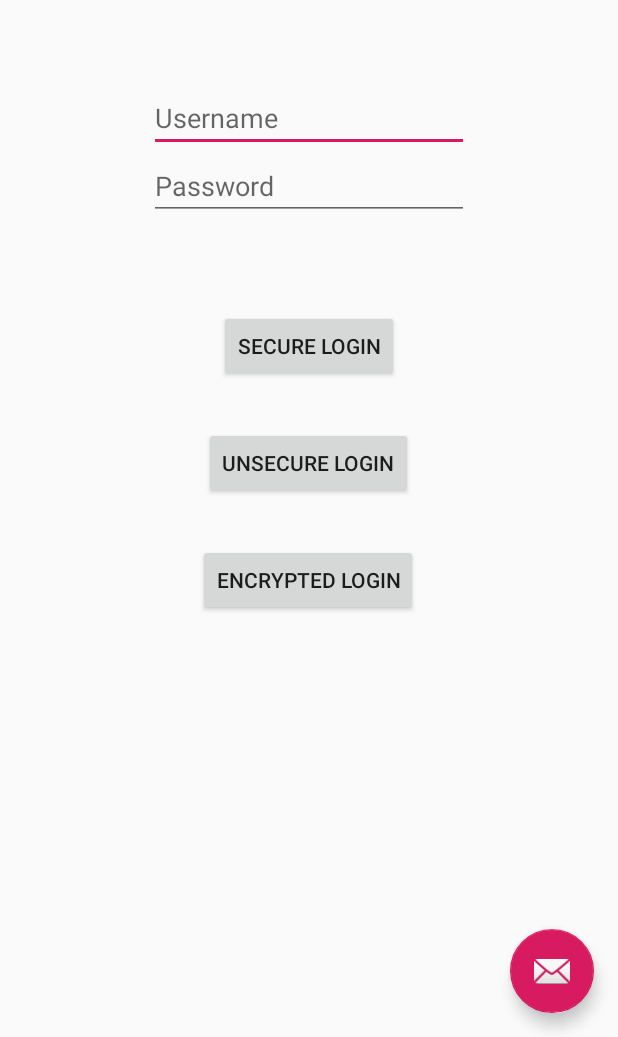
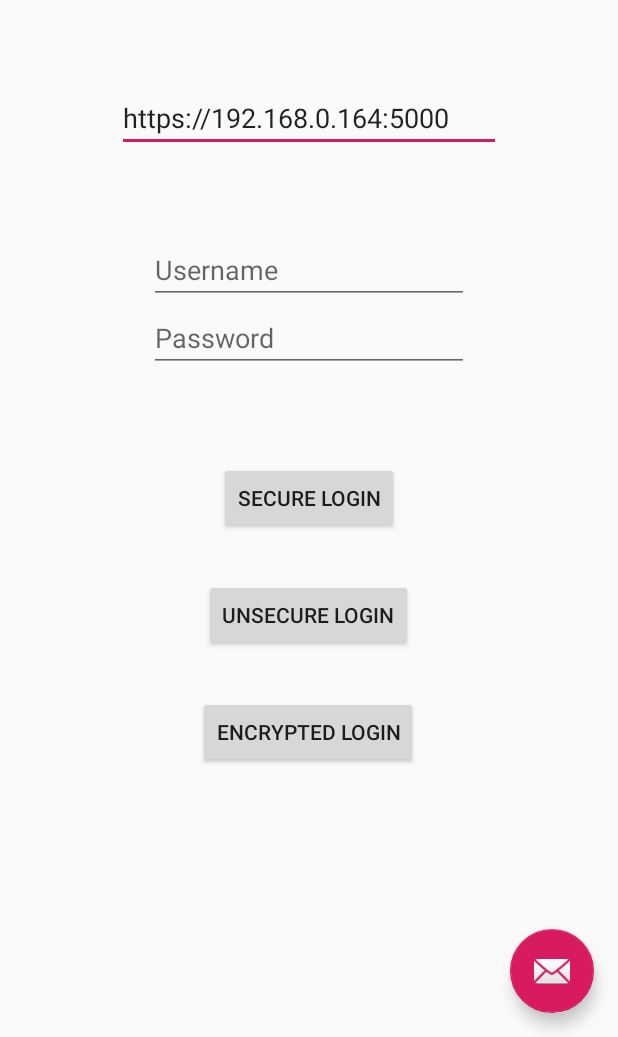
Before and after one commit to choringa/NAFAA_pub, an Android app: the screen it shows after launch (MainActivity), after a tap on "ENCRYPTED LOGIN", on a phone screen of 412 x 824 dp, the part 199-1236 px from its top. Run offline under Robolectric (Android 15) with nearby library versions, the phone set to English and light mode, and no system bars; 2 statements that could not run were skipped.

Commit message:
Update UI, allow to specify the hostname/URI of server on main activity

```diff
--- a/app/src/main/java/com/indi/nafaa/MainActivity.java
+++ b/app/src/main/java/com/indi/nafaa/MainActivity.java
@@ -35,6 +35,7 @@ public class MainActivity extends AppCompatActivity {
     private SecurityModule securityModule;
     private EditText etUsername;
     private EditText etPassword;
+    private EditText etServerHostnameUri;
     private ProgressDialog progressDialog;
 
     @Override
@@ -56,12 +57,13 @@ public class MainActivity extends AppCompatActivity {
         progressDialog = new ProgressDialog(this);
         etUsername = findViewById(R.id.et_main_username);
         etPassword = findViewById(R.id.et_main_password);
+        etServerHostnameUri = findViewById(R.id.et_main_hostname);
         tvBadAuth = findViewById(R.id.tvBadAuth);
         Button btnLoginSecure = findViewById(R.id.btnSecureLogin);
         btnLoginSecure.setOnClickListener(new View.OnClickListener() {
             @Override
             public void onClick(View v) {
-                loginMethod(etUsername.getText().toString(), etPassword.getText().toString(), 1);
+                loginMethod(etUsername.getText().toString(), etPassword.getText().toString(), etServerHostnameUri.getText().toString(),1);
             }
         });
 
@@ -69,14 +71,14 @@ public class MainActivity extends AppCompatActivity {
         btnLoginUnsecure.setOnClickListener(new View.OnClickListener() {
             @Override
             public void onClick(View v) {
-                loginMethod(etUsername.getText().toString(), etPassword.getText().toString(), 2);
+                loginMethod(etUsername.getText().toString(), etPassword.getText().toString(), etServerHostnameUri.getText().toString(),2);
             }
         });
         Button btnEncryptedLogin = findViewById(R.id.btnEncryptedLogin);
         btnEncryptedLogin.setOnClickListener(new View.OnClickListener() {
             @Override
             public void onClick(View v) {
-                requestSharedKey();
+                requestSharedKey(etServerHostnameUri.getText().toString());
             }
         });
     }
@@ -109,7 +111,7 @@ public class MainActivity extends AppCompatActivity {
     /**
      * Metodo que solicita la llave publica al servidor y envia la llave publica del cliente al servidor para poder genera la llave compartida con el modulo de securityModule
      */
-    private void requestSharedKey() {
+    private void requestSharedKey(String host) {
         ECPublicKey ecPublicKey = securityModule.getClientECPublicKey();
         JSONObject jsonObjectPublicKey = new JSONObject();
         JSONObject jsonObjectPublicKeyPoint = new JSONObject();
@@ -120,7 +122,7 @@ public class MainActivity extends AppCompatActivity {
             jsonObjectPublicKey.put("public_key", jsonObjectPublicKeyPoint);
 
             Log.i(TAG, "requestSharedKey --> jsonObject: " + jsonObjectPublicKey.toString());
-            Object[] params = {jsonObjectPublicKey.toString()};
+            Object[] params = {jsonObjectPublicKey.toString(), host};
             showProgressDialogWithTitle(getString(R.string.generating_shared_secret));
             new RequestSharedKeyAsyncTask(this).execute(params);
         }
@@ -135,13 +137,13 @@ public class MainActivity extends AppCompatActivity {
      * @param password password
      * @param mode 1 = secure (Con SSL Pinning), 2 = insecure
      */
-    private void loginMethod(String username, String password, int mode){
+    private void loginMethod(String username, String password, String host, int mode){
         if(username.trim().length() > 0 && password.trim().length() > 0){
             JSONObject jsonObject = new JSONObject();
             try {
                 jsonObject.put("username", username);
                 jsonObject.put("password", password);
-                Object[] params = {jsonObject.toString(), mode};
+                Object[] params = {jsonObject.toString(), mode, host};
                 showProgressDialogWithTitle(getString(R.string.verifying_data));
                 new RequestLoginAsyncTask(this).execute(params);
             } catch (JSONException e) {
@@ -158,7 +160,7 @@ public class MainActivity extends AppCompatActivity {
      * @param username username
      * @param password password
      */
-    private void loginEncryptedMethod(String username, String password){
+    private void loginEncryptedMethod(String username, String password, String host){
         if(username.trim().length() > 0 && password.trim().length() > 0){
             JSONObject loginJsonData = new JSONObject();
             JSONObject loginEncryptedData = new JSONObject();
@@ -170,7 +172,7 @@ public class MainActivity extends AppCompatActivity {
                 String encrypted = securityModule.encrypt(plainText);
                 Log.i(TAG, "loginMethod --> Encrypted result: " + encrypted);
                 loginEncryptedData.put("encrypted_data", encrypted);
-                Object[] params = { loginEncryptedData.toString(), 3};
+                Object[] params = { loginEncryptedData.toString(), 3, host};
                 new RequestLoginAsyncTask(this).execute(params);
             } catch (JSONException e) {
                 hideProgressDialogWithTitle();
@@ -260,7 +262,7 @@ public class MainActivity extends AppCompatActivity {
                 if(sharedKeyCreated){
                     Log.i(TAG, "Se genero el sharedKey entre cliente y servidor de manera correcta");
                     changeProgressDialogMessage(getString(R.string.verifying_data));
-                    loginEncryptedMethod(etUsername.getText().toString(), etPassword.getText().toString());
+                    loginEncryptedMethod(etUsername.getText().toString(), etPassword.getText().toString(), etServerHostnameUri.getText().toString());
                 }
                 else{
                     hideProgressDialogWithTitle();
--- a/app/src/main/java/com/indi/nafaa/Utils.java
+++ b/app/src/main/java/com/indi/nafaa/Utils.java
@@ -45,14 +45,33 @@ public class Utils {
     public static final MediaType JSON = MediaType.get("application/json; charset=utf-8");
     private static final String TAG = "Utils";
     //private static final String BASE_URL = "https://34.196.140.186:5000/"; //AWS 1
-    private static final String BASE_URL = "https://3.138.221.39:5000/"; //AWS 2
-    //private static final String BASE_URL = "https://192.168.0.115:5000/"; //Local
+    //private static final String BASE_URL = "https://3.138.221.39:5000/"; //AWS 2
+    private static String BASE_URL = ""; //Local
     private OkHttpClient clientSecure;
     private OkHttpClient clientUnsecure;
 
-    public Utils(){
+    public Utils(String host){
+        if (host != null || !host.equals("")){
+            Log.i(TAG,"Using host: " + host);
+            BASE_URL = host;
+        }
+        else {
+            Log.i(TAG, "Using default host");
+            BASE_URL = "https://192.168.0.1:5000/";
+        }
+        ValidateURI();
         ConstructSecureClient();
         ConstructUnsecureClient();
+    }
+
+    private void ValidateURI(){
+        if(!BASE_URL.contains("http://") && !BASE_URL.contains("https://")){
+            BASE_URL = "https://" + BASE_URL;
+        }
+        if(!BASE_URL.substring(BASE_URL.length() - 1).equals("/")){
+            BASE_URL = BASE_URL + "/";
+        }
+        Log.i(TAG, "Validated BASE URI: " + BASE_URL);
     }
 
     private void ConstructSecureClient(){
--- a/app/src/main/java/com/indi/nafaa/asynctasks/RequestEncryptedLoginAsyncTask.java
+++ b/app/src/main/java/com/indi/nafaa/asynctasks/RequestEncryptedLoginAsyncTask.java
@@ -11,6 +11,7 @@ public class RequestEncryptedLoginAsyncTask extends AsyncTask<Object, Void, Stri
     private static final String TAG = "RequestLoginEncryptAT";
     private MainActivity mainActivity;
     private int mode;
+    private String host;
 
     public RequestEncryptedLoginAsyncTask(MainActivity mainActivity) {
         this.mainActivity = mainActivity;
@@ -23,9 +24,10 @@ public class RequestEncryptedLoginAsyncTask extends AsyncTask<Object, Void, Stri
 
     @Override
     protected String doInBackground(Object... params) {
-        Utils utils = new Utils();
         String jsonString = (String) params[0];
         mode = (int) params[1];
+        host = (String) params[2];
+        Utils utils = new Utils(host);
         String response;
         if(mode == 1)
             response = utils.makePostRequest(Utils.LOGIN_SERVICE, jsonString, true);
--- a/app/src/main/java/com/indi/nafaa/asynctasks/RequestLoginAsyncTask.java
+++ b/app/src/main/java/com/indi/nafaa/asynctasks/RequestLoginAsyncTask.java
@@ -12,6 +12,7 @@ public class RequestLoginAsyncTask extends AsyncTask<Object, Void, String> {
     private static final String TAG = "RequestLoginAsyncTask";
     private MainActivity mainActivity;
     private int mode;
+    private String host;
 
     public RequestLoginAsyncTask(MainActivity mainActivity) {
         this.mainActivity = mainActivity;
@@ -24,9 +25,10 @@ public class RequestLoginAsyncTask extends AsyncTask<Object, Void, String> {
 
     @Override
     protected String doInBackground(Object... params) {
-        Utils utils = new Utils();
         String jsonString = (String) params[0];
         mode = (int) params[1];
+        host = (String) params[2];
+        Utils utils = new Utils(host);
         String response;
         if(mode == 1)
             response = utils.makePostRequest(Utils.LOGIN_SERVICE, jsonString, true);
--- a/app/src/main/java/com/indi/nafaa/asynctasks/RequestSharedKeyAsyncTask.java
+++ b/app/src/main/java/com/indi/nafaa/asynctasks/RequestSharedKeyAsyncTask.java
@@ -22,8 +22,9 @@ public class RequestSharedKeyAsyncTask extends AsyncTask<Object, Void, String> {
 
     @Override
     protected String doInBackground(Object... params) {
-        Utils utils = new Utils();
         String jsonString = (String) params[0];
+        String host = (String) params[1];
+        Utils utils = new Utils(host);
         return utils.makePostRequest(Utils.ECDH_SERVICE, jsonString, false);
     }
 
--- a/app/src/main/res/layout/content_main.xml
+++ b/app/src/main/res/layout/content_main.xml
@@ -27,6 +27,19 @@
         app:layout_constraintVertical_bias="0.0" />
 
     <EditText
+        android:id="@+id/et_main_hostname"
+        android:layout_width="wrap_content"
+        android:layout_height="wrap_content"
+        android:layout_marginTop="56dp"
+        android:ems="12"
+        android:text="https://192.168.0.164:5000"
+        android:hint="@string/host_hint"
+        android:inputType="textUri"
+        app:layout_constraintEnd_toEndOf="parent"
+        app:layout_constraintStart_toStartOf="parent"
+        app:layout_constraintTop_toBottomOf="@+id/tvTitle" />
+
+    <EditText
         android:id="@+id/et_main_username"
         android:layout_width="wrap_content"
         android:layout_height="wrap_content"
@@ -36,10 +49,9 @@
         android:ems="10"
         android:hint="@string/username_hint"
         android:inputType="textPersonName"
-
         app:layout_constraintEnd_toEndOf="parent"
         app:layout_constraintStart_toStartOf="parent"
-        app:layout_constraintTop_toBottomOf="@+id/tvTitle" />
+        app:layout_constraintTop_toBottomOf="@+id/et_main_hostname" />
 
     <EditText
         android:id="@+id/et_main_password"
--- a/app/src/main/res/values/strings.xml
+++ b/app/src/main/res/values/strings.xml
@@ -8,6 +8,7 @@
     <string name="encrypted_btn_string">Encrypted Login</string>
     <string name="username_hint">Username</string>
     <string name="password_hint">Password</string>
+    <string name="host_hint">Server Hostname/URL</string>
     <string name="profile_title">Welcome</string>
     <string name="bad_auth">Username or Password are incorrect…</string>
     <string name="empry_pass_or_username">Username and Password can\'t be empty</string>
```
